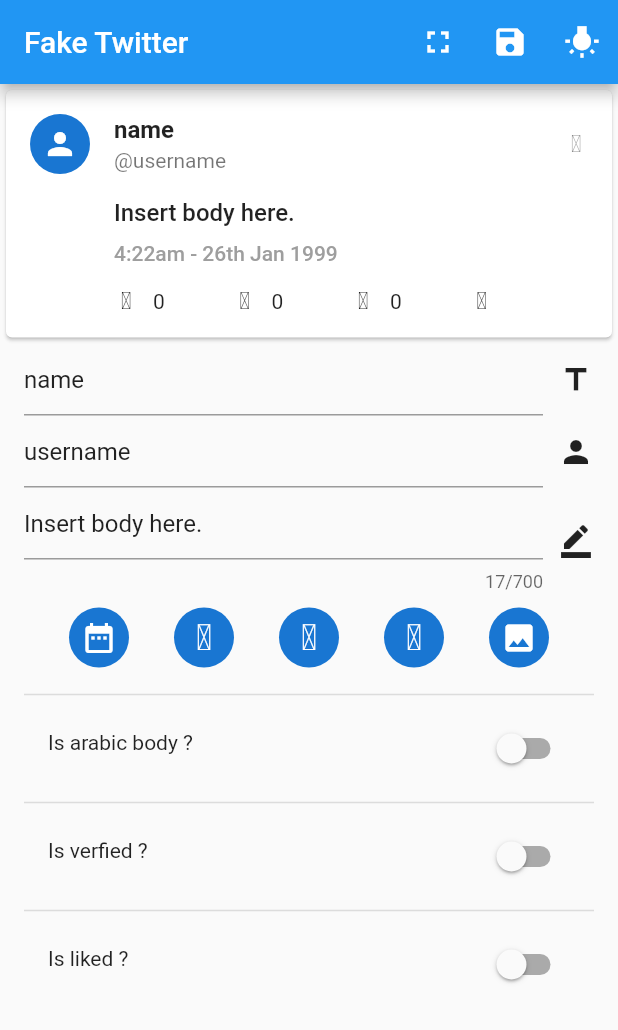
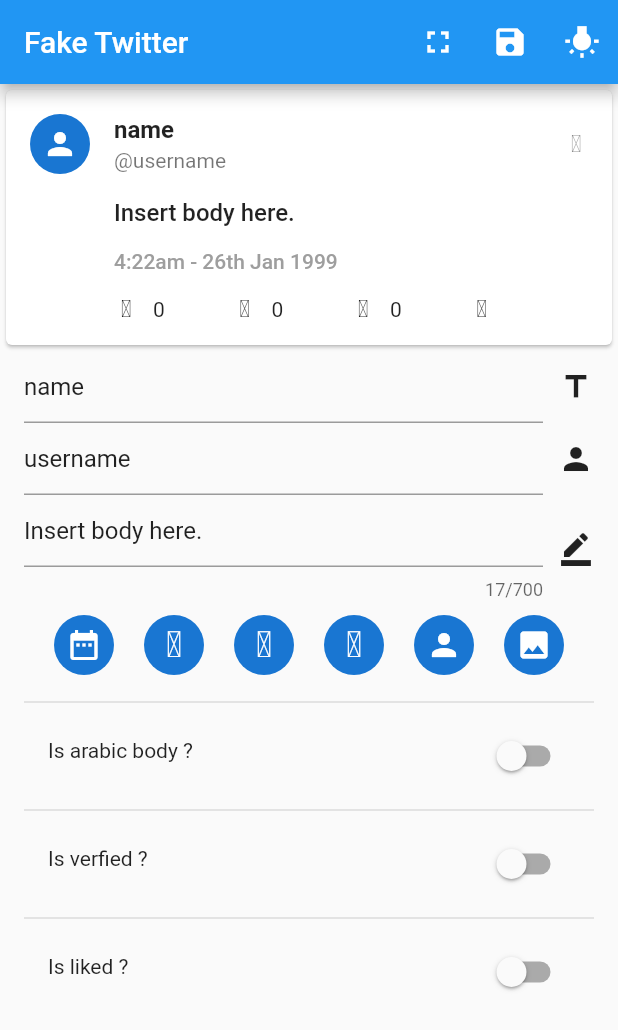
Before and after one commit to micodev/FakeSocialFlutter, a Flutter app: the screen it shows after launch, after a tap on the "image" icon, on a phone screen of 412 x 824 dp. Shown: the top 1030 px of the screen. Run offline on Flutter 3.47's test engine with Material 2 defaults, Android fonts, the phone set to English and light mode, and no system bars; our stand-ins replace animated_theme_switcher, extended_image, gallery_saver, get_it, image_picker, jiffy; missing offline and left inert: downloads_path_provider, flutter_picker.

Commit message:
image post is supported .

```diff
--- a/lib/Pages/MainPage.dart
+++ b/lib/Pages/MainPage.dart
@@ -47,12 +47,22 @@ class _MyHomePageState extends State<MyHomePage> {
   bool isliked = false;
   bool isarabicbody = false;
   File _image;
+  File _postImage;
   final picker = ImagePicker();
 
   Future getImage() async {
     final pickedFile = await picker.getImage(source: ImageSource.gallery);
     setState(() {
+      if (pickedFile == null) return;
       _image = File(pickedFile.path);
+    });
+  }
+
+  Future getPostImage() async {
+    final pickedFile = await picker.getImage(source: ImageSource.gallery);
+    setState(() {
+      if (pickedFile == null) return;
+      _postImage = File(pickedFile.path);
     });
   }
 
@@ -116,6 +126,7 @@ class _MyHomePageState extends State<MyHomePage> {
     }
   }
 
+  GlobalKey rowKey = GlobalKey();
   GlobalKey<ScaffoldState> _scaffold = new GlobalKey();
   @override
   Widget build(BuildContext context) {
@@ -233,8 +244,29 @@ class _MyHomePageState extends State<MyHomePage> {
                                   ],
                                 ),
                               ),
+                              SizedBox(
+                                height: 5,
+                              ),
+                              _postImage != null
+                                  ? Container(
+                                      width: (rowKey.currentContext
+                                              .findRenderObject() as RenderBox)
+                                          .size
+                                          .width,
+                                      height: 200,
+                                      decoration: new BoxDecoration(
+                                          borderRadius:
+                                              BorderRadius.circular(10),
+                                          image: new DecorationImage(
+                                            image: Image.file(
+                                              _postImage,
+                                            ).image,
+                                            fit: BoxFit.cover,
+                                          )))
+                                  : SizedBox(),
                               SizedBox(height: 10),
                               Row(
+                                key: rowKey,
                                 children: <Widget>[
                                   Text(
                                     date,
@@ -399,7 +431,7 @@ class _MyHomePageState extends State<MyHomePage> {
                             child: IconButton(
                                 icon: _image != null
                                     ? Icon(Icons.broken_image)
-                                    : Icon(Icons.image),
+                                    : Icon(Icons.person),
                                 onPressed: () {
                                   if (_image != null) {
                                     setState(() {
@@ -407,6 +439,21 @@ class _MyHomePageState extends State<MyHomePage> {
                                     });
                                   } else {
                                     getImage();
+                                  }
+                                }),
+                          ),
+                          CircleAvatar(
+                            child: IconButton(
+                                icon: _postImage != null
+                                    ? Icon(Icons.broken_image)
+                                    : Icon(Icons.image),
+                                onPressed: () {
+                                  if (_postImage != null) {
+                                    setState(() {
+                                      _postImage = null;
+                                    });
+                                  } else {
+                                    getPostImage();
                                   }
                                 }),
                           )
```
